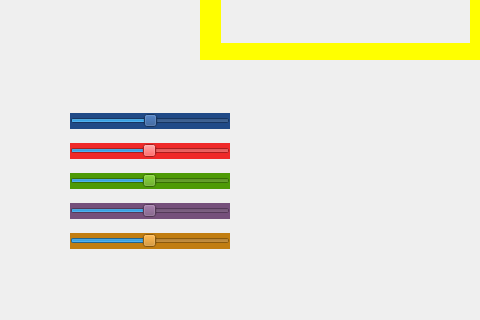
Qt form mainwindow.ui (rodrigogomesrc/projeto-trem-so) before a commit; both pictures show x 0 to 480 and y 254 to 574 of the 951 by 574 pixel window.
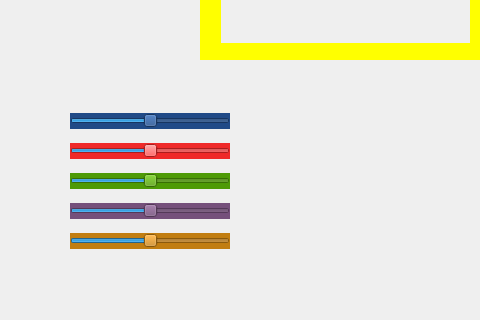
The same form after that commit.

Commit message: ajustes nas velocidades

Patch:
```diff
--- a/mainwindow.ui
+++ b/mainwindow.ui
@@ -602,8 +602,11 @@
     <property name="styleSheet">
      <string notr="true">QSlider { background: rgb(239, 41, 41)}</string>
     </property>
+    <property name="maximum">
+     <number>999</number>
+    </property>
     <property name="value">
-     <number>49</number>
+     <number>500</number>
     </property>
     <property name="orientation">
      <enum>Qt::Horizontal</enum>
@@ -621,8 +624,11 @@
     <property name="styleSheet">
      <string notr="true">QSlider {background: rgb(78, 154, 6)}</string>
     </property>
+    <property name="maximum">
+     <number>999</number>
+    </property>
     <property name="value">
-     <number>49</number>
+     <number>500</number>
     </property>
     <property name="orientation">
      <enum>Qt::Horizontal</enum>
@@ -640,8 +646,11 @@
     <property name="styleSheet">
      <string notr="true">QSlider {background: rgb(117, 80, 123)}</string>
     </property>
+    <property name="maximum">
+     <number>999</number>
+    </property>
     <property name="value">
-     <number>49</number>
+     <number>500</number>
     </property>
     <property name="orientation">
      <enum>Qt::Horizontal</enum>
@@ -659,8 +668,11 @@
     <property name="styleSheet">
      <string notr="true">QSlider { background : rgb(193, 125, 17) }</string>
     </property>
+    <property name="maximum">
+     <number>999</number>
+    </property>
     <property name="value">
-     <number>49</number>
+     <number>500</number>
     </property>
     <property name="orientation">
      <enum>Qt::Horizontal</enum>
```
Left out of the diff: 18 changed lines with no effect on the pictures. The commit also changes 2 other files.
